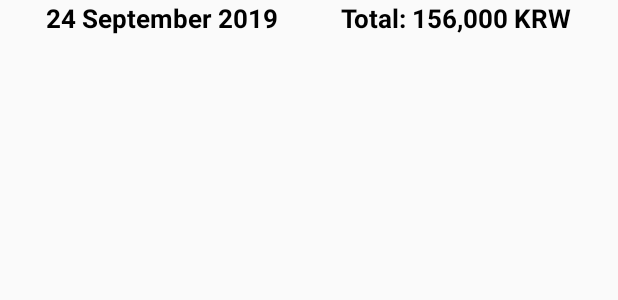
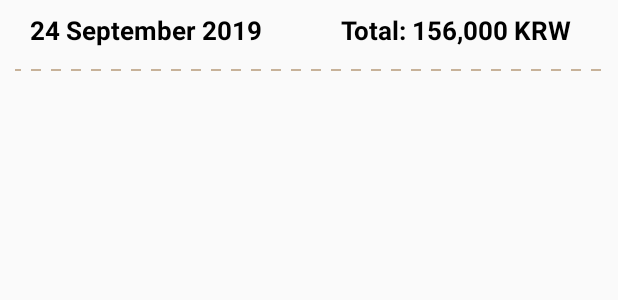
Before and after one commit to HyperionNKJ/MyTracker, an Android app: the layout recycler_row_expenses.xml on its own in the app's theme, with its tools: preview values and no code run, on a phone screen of 412 x 824 dp. Shown: the top 300 px of the screen. Run offline under Robolectric (Android 15) with nearby library versions, the phone set to English and light mode, and no system bars.

Commit message:
Improve UI

```diff
--- a/app/src/main/java/com/example/user/mytracker/FloatingViewService.java
+++ b/app/src/main/java/com/example/user/mytracker/FloatingViewService.java
@@ -145,7 +145,7 @@ public class FloatingViewService extends Service implements View.OnClickListener
                 if (hasEmptyInput()) {
                     Toast.makeText(this, "Please include both name and amount", Toast.LENGTH_SHORT).show();
                 } else if (isNonNumerical(amountInput.getText().toString())) {
-                    Toast.makeText(this, "Amount should be a number.", Toast.LENGTH_SHORT).show();
+                    Toast.makeText(this, "Amount should be a number", Toast.LENGTH_SHORT).show();
                 } else {
                     addEntry();
                 }
--- /dev/null
+++ b/app/src/main/res/drawable/border_faint_dotted_line.xml
@@ -0,0 +1,12 @@
+<?xml version="1.0" encoding="utf-8"?>
+<layer-list xmlns:android="http://schemas.android.com/apk/res/android">
+    <item android:left="-2dp" android:top="-2dp" android:right="-2dp">
+        <shape android:shape="rectangle">
+            <stroke
+                android:color="#C7B299"
+                android:dashWidth="10px"
+                android:dashGap="10px"
+                android:width="1dp"/>
+        </shape>
+    </item>
+</layer-list>
--- a/app/src/main/res/layout/page_expenses.xml
+++ b/app/src/main/res/layout/page_expenses.xml
@@ -24,7 +24,7 @@ android:orientation="vertical">
     android:id="@+id/rv_expenses"
     android:layout_width="match_parent"
     android:layout_height="0dp"
-    android:layout_marginTop="12dp"
+    android:layout_marginTop="6dp"
     app:layout_constraintBottom_toBottomOf="parent"
     app:layout_constraintEnd_toEndOf="parent"
     app:layout_constraintStart_toStartOf="parent"
--- a/app/src/main/res/layout/page_shopping.xml
+++ b/app/src/main/res/layout/page_shopping.xml
@@ -24,7 +24,9 @@ android:orientation="vertical">
     android:id="@+id/rv_shopping"
     android:layout_width="match_parent"
     android:layout_height="0dp"
-    android:layout_marginTop="12dp"
+    android:layout_marginTop="6dp"
+    android:paddingStart="10dp"
+    android:paddingEnd="5dp"
     app:layout_constraintBottom_toBottomOf="parent"
     app:layout_constraintEnd_toEndOf="parent"
     app:layout_constraintStart_toStartOf="parent"
--- a/app/src/main/res/layout/recycler_row_expenses.xml
+++ b/app/src/main/res/layout/recycler_row_expenses.xml
@@ -13,6 +13,7 @@
         android:layout_width="match_parent"
         android:layout_height="wrap_content"
         app:layout_constraintTop_toTopOf="parent"
+        android:layout_marginTop="8dp"
         android:weightSum="100">
 
         <TextView
@@ -23,7 +24,8 @@
             android:textColor="@android:color/black"
             android:textSize="17sp"
             android:textStyle="bold"
-            android:gravity="center"
+            android:paddingStart="10dp"
+            android:textIsSelectable="true"
             tools:text="24 September 2019" />
 
         <TextView
@@ -35,6 +37,7 @@
             android:textSize="17sp"
             android:textStyle="bold"
             android:gravity="center"
+            android:textIsSelectable="true"
             tools:text="Total: 156,000 KRW" />
     </LinearLayout>
 
@@ -42,7 +45,9 @@
         android:id="@+id/ll_date_entries"
         android:layout_width="match_parent"
         android:layout_height="wrap_content"
-        android:layout_marginTop="5dp"
+        android:paddingTop="5dp"
+        android:paddingBottom="10dp"
+        android:background="@drawable/border_faint_dotted_line"
         android:orientation="vertical"
         app:layout_constraintTop_toBottomOf="@+id/ll_date_total">
     </LinearLayout>
```
Also changed, not shown: app/src/main/java/com/example/user/mytracker/RecyclerViewAdapter.java (+7 -3 lines).
